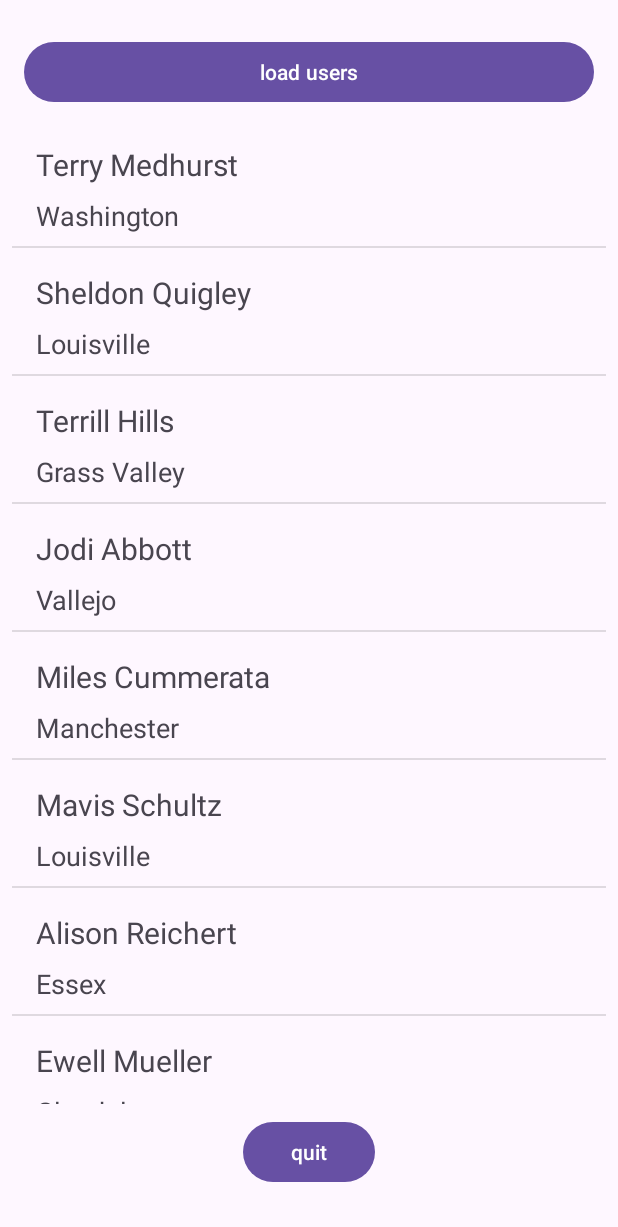
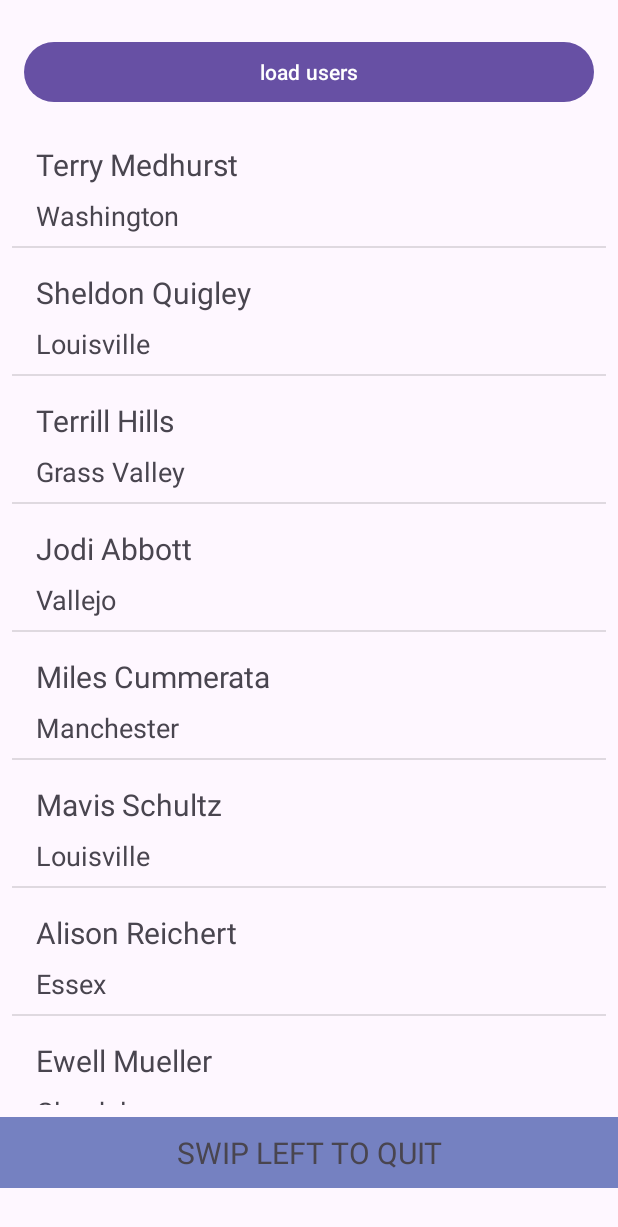
Before and after one commit to OussamaOulouark/Miniproject, an Android app: the screen it shows after launch (miniproject), after a tap on "load users", on a phone screen of 412 x 824 dp. Shown: the top 1227 px of the screen. Run offline under Robolectric (Android 15) with nearby library versions, the phone set to English and light mode, and no system bars.

Commit message:
Convert Quit Button to TextView: Implement swipe left event

```diff
--- a/Super mini/app/src/main/java/com/example/myapplication/miniproject.java
+++ b/Super mini/app/src/main/java/com/example/myapplication/miniproject.java
@@ -4,10 +4,9 @@ import androidx.appcompat.app.AppCompatActivity;
 
 import android.os.Bundle;
 import android.view.View;
-import android.widget.ArrayAdapter;
 import android.widget.Button;
 import android.widget.ListView;
-import android.widget.Toast;
+import android.widget.TextView;
 
 import org.json.JSONArray;
 import org.json.JSONException;
@@ -19,7 +18,8 @@ import java.util.ArrayList;
 
 public class miniproject extends AppCompatActivity implements View.OnClickListener {
 
-    Button btnusersactloadusers , btnuseractquit ;
+    Button btnusersactloadusers  ;
+    TextView  TVuseractquit;
     ListView lvusers ;
 
 
@@ -30,12 +30,12 @@ public class miniproject extends AppCompatActivity implements View.OnClickListen
         setContentView(R.layout.activity_main);
 
         btnusersactloadusers = findViewById(R.id.btnusersactloadusers);
-        btnuseractquit = findViewById(R.id.btnuseractquit);
+        TVuseractquit = findViewById(R.id.TVuseractquit);
         lvusers = findViewById(R.id.Lvusers);
 
 
         btnusersactloadusers.setOnClickListener(this);
-        btnuseractquit.setOnClickListener(this);
+        TVuseractquit.setOnClickListener(this);
 
         ArrayList<String> names = new ArrayList<>();
 
@@ -93,7 +93,7 @@ public class miniproject extends AppCompatActivity implements View.OnClickListen
             usersadapter adapter = new usersadapter(this , getUsers());
 
             lvusers.setAdapter(adapter);
-        } else if (v.getId() == R.id.btnuseractquit) {
+        } else if (v.getId() == R.id.TVuseractquit) {
             finish();
         }
     }
--- a/Super mini/app/src/main/res/layout/activity_main.xml
+++ b/Super mini/app/src/main/res/layout/activity_main.xml
@@ -6,12 +6,16 @@
     android:layout_height="match_parent"
     tools:context=".miniproject">
 
-    <Button
-        android:id="@+id/btnuseractquit"
-        android:layout_width="wrap_content"
+    <TextView
+        android:id="@+id/TVuseractquit"
+        android:layout_width="0dp"
         android:layout_height="wrap_content"
         android:layout_marginBottom="32dp"
-        android:text="quit"
+        android:background="#7581C1"
+        android:gravity="center"
+        android:padding="10dp"
+        android:text="SWIP LEFT TO QUIT"
+        android:textSize="20sp"
         app:layout_constraintBottom_toBottomOf="parent"
         app:layout_constraintEnd_toEndOf="parent"
         app:layout_constraintStart_toStartOf="parent" />
@@ -37,7 +41,7 @@
         android:layout_marginTop="8dp"
         android:layout_marginEnd="8dp"
         android:layout_marginBottom="8dp"
-        app:layout_constraintBottom_toTopOf="@+id/btnuseractquit"
+        app:layout_constraintBottom_toTopOf="@+id/TVuseractquit"
         app:layout_constraintEnd_toEndOf="parent"
         app:layout_constraintStart_toStartOf="parent"
         app:layout_constraintTop_toBottomOf="@+id/btnusersactloadusers" />
```
